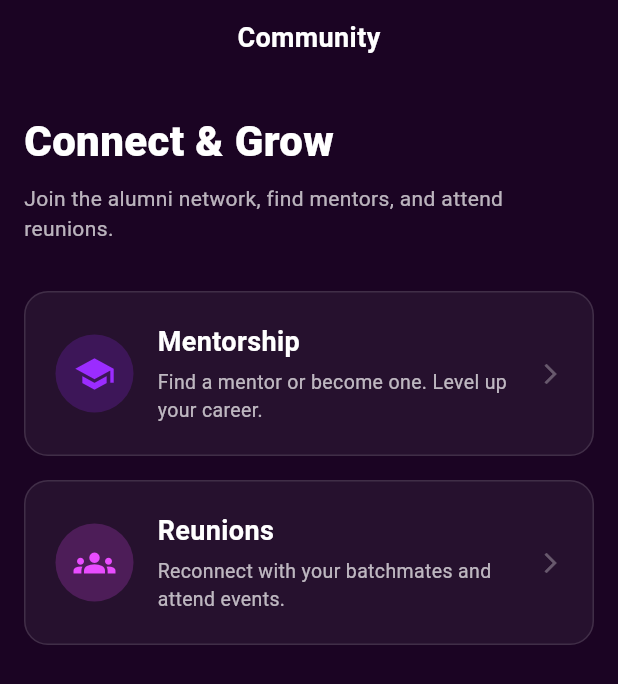
After one commit to kalchan12/Graduate-Chronicles, a Flutter app: the CommunityHubScreen screen opened directly, on a phone screen of 412 x 824 dp. The commit adds this screen. Shown: the top 684 px of the screen. Run offline on Flutter 3.47's test engine with Material 3 defaults, Android fonts, the light colour scheme and no system bars; our stand-ins replace flutter_riverpod, image_picker, permission_handler; network calls fail.

Commit message:
refactor: introduce Community module and reorganize mentorship & reunion features
- Added Community hub screen as a unified entry point
- Moved mentorship and reunion screens under /ui/community
- Replaced Reunion tab with Community in bottom navigation
- Updated navigation and routes without breaking existing flows
- Applied distinct background color to reunion screens for visual clarity

```diff
--- /dev/null
+++ b/lib/ui/community/community_hub_screen.dart
@@ -0,0 +1,151 @@
+import 'package:flutter/material.dart';
+
+import '../widgets/custom_app_bar.dart';
+
+class CommunityHubScreen extends StatelessWidget {
+  const CommunityHubScreen({super.key});
+
+  @override
+  Widget build(BuildContext context) {
+    return Scaffold(
+      backgroundColor: const Color(
+        0xFF1B0423,
+      ), // Matching main app background or specific requirement?
+      // User said "Uses the same design system". Reunion is #1c1a3c. Mentorship is #191022.
+      // BottomNav uses #1B0423. I'll use a deep dark purple consistent with others.
+      // Let's use #191022 (Mentorship bg) as it feels like a hub.
+      body: SafeArea(
+        child: Column(
+          crossAxisAlignment: CrossAxisAlignment.stretch,
+          children: [
+            const CustomAppBar(
+              title: 'Community',
+              showLeading: false, // Root tab, no back button usually
+            ),
+            const SizedBox(height: 24),
+            Padding(
+              padding: const EdgeInsets.symmetric(horizontal: 16),
+              child: Column(
+                crossAxisAlignment: CrossAxisAlignment.start,
+                children: [
+                  const Text(
+                    'Connect & Grow',
+                    style: TextStyle(
+                      color: Colors.white,
+                      fontSize: 28,
+                      fontWeight: FontWeight.w800,
+                    ),
+                  ),
+                  const SizedBox(height: 8),
+                  const Text(
+                    'Join the alumni network, find mentors, and attend reunions.',
+                    style: TextStyle(color: Colors.white70, fontSize: 14),
+                  ),
+                  const SizedBox(height: 32),
+
+                  // Mentorship Card
+                  _CommunityCard(
+                    title: 'Mentorship',
+                    description:
+                        'Find a mentor or become one. Level up your career.',
+                    icon: Icons.school,
+                    color: const Color(0xFF9B2CFF),
+                    onTap: () => Navigator.pushNamed(context, '/mentorship'),
+                  ),
+
+                  const SizedBox(height: 16),
+
+                  // Reunion Card
+                  _CommunityCard(
+                    title: 'Reunions',
+                    description:
+                        'Reconnect with your batchmates and attend events.',
+                    icon: Icons.groups,
+                    color: const Color(0xFFE94CFF),
+                    onTap: () => Navigator.pushNamed(context, '/reunion'),
+                  ),
+                ],
+              ),
+            ),
+          ],
+        ),
+      ),
+    );
+  }
+}
+
+class _CommunityCard extends StatelessWidget {
+  final String title;
+  final String description;
+  final IconData icon;
+  final Color color;
+  final VoidCallback onTap;
+
+  const _CommunityCard({
+    required this.title,
+    required this.description,
+    required this.icon,
+    required this.color,
+    required this.onTap,
+  });
+
+  @override
+  Widget build(BuildContext context) {
+    return Material(
+      color: Colors.transparent,
+      child: InkWell(
+        onTap: onTap,
+        borderRadius: BorderRadius.circular(16),
+        child: Container(
+          padding: const EdgeInsets.all(20),
+          decoration: BoxDecoration(
+            color: Colors.white.withValues(alpha: 0.05),
+            borderRadius: BorderRadius.circular(16),
+            border: Border.all(color: Colors.white12),
+          ),
+          child: Row(
+            children: [
+              Container(
+                padding: const EdgeInsets.all(12),
+                decoration: BoxDecoration(
+                  color: color.withValues(alpha: 0.2),
+                  shape: BoxShape.circle,
+                ),
+                child: Icon(icon, color: color, size: 28),
+              ),
+              const SizedBox(width: 16),
+              Expanded(
+                child: Column(
+                  crossAxisAlignment: CrossAxisAlignment.start,
+                  children: [
+                    Text(
+                      title,
+                      style: const TextStyle(
+                        color: Colors.white,
+                        fontSize: 18,
+                        fontWeight: FontWeight.w700,
+                      ),
+                    ),
+                    const SizedBox(height: 4),
+                    Text(
+                      description,
+                      style: const TextStyle(
+                        color: Colors.white70,
+                        fontSize: 13,
+                      ),
+                    ),
+                  ],
+                ),
+              ),
+              const Icon(
+                Icons.arrow_forward_ios,
+                color: Colors.white30,
+                size: 16,
+              ),
+            ],
+          ),
+        ),
+      ),
+    );
+  }
+}
--- a/lib/ui/mentorship/find_mentorship_screen.dart
+++ b/lib/ui/community/mentorship/find_mentorship_screen.dart
@@ -1,5 +1,5 @@
 import 'package:flutter/material.dart';
-import '../widgets/custom_app_bar.dart';
+import '../../widgets/custom_app_bar.dart';
 
 class FindMentorshipScreen extends StatelessWidget {
   const FindMentorshipScreen({super.key});
--- a/lib/ui/mentorship/mentorship_home_screen.dart
+++ b/lib/ui/community/mentorship/mentorship_home_screen.dart
@@ -1,6 +1,6 @@
 import 'package:flutter/material.dart';
-import '../../theme/design_system.dart';
-import '../widgets/custom_app_bar.dart';
+import '../../../theme/design_system.dart';
+import '../../widgets/custom_app_bar.dart';
 
 class MentorshipHomeScreen extends StatelessWidget {
   const MentorshipHomeScreen({super.key});
--- a/lib/ui/mentorship/my_mentorship_screen.dart
+++ b/lib/ui/community/mentorship/my_mentorship_screen.dart
@@ -1,5 +1,5 @@
 import 'package:flutter/material.dart';
-import '../widgets/custom_app_bar.dart';
+import '../../widgets/custom_app_bar.dart';
 
 class MyMentorshipScreen extends StatelessWidget {
   const MyMentorshipScreen({super.key});
--- a/lib/ui/reunion/find_join_reunion_screen.dart
+++ b/lib/ui/community/reunion/find_join_reunion_screen.dart
@@ -1,5 +1,5 @@
 import 'package:flutter/material.dart';
-import '../widgets/custom_app_bar.dart';
+import '../../widgets/custom_app_bar.dart';
 
 class FindJoinReunionScreen extends StatelessWidget {
   const FindJoinReunionScreen({super.key});
--- a/lib/ui/reunion/my_reunions_screen.dart
+++ b/lib/ui/community/reunion/my_reunions_screen.dart
@@ -1,5 +1,5 @@
 import 'package:flutter/material.dart';
-import '../widgets/custom_app_bar.dart';
+import '../../widgets/custom_app_bar.dart';
 
 class MyReunionsScreen extends StatelessWidget {
   const MyReunionsScreen({super.key});
--- a/lib/ui/reunion/reunion_event_details_screen.dart
+++ b/lib/ui/community/reunion/reunion_event_details_screen.dart
@@ -1,5 +1,5 @@
 import 'package:flutter/material.dart';
-import '../widgets/custom_app_bar.dart';
+import '../../widgets/custom_app_bar.dart';
 
 class ReunionEventDetailsScreen extends StatelessWidget {
   const ReunionEventDetailsScreen({super.key});
--- a/lib/ui/reunion/reunion_gallery_screen.dart
+++ b/lib/ui/community/reunion/reunion_gallery_screen.dart
@@ -1,5 +1,5 @@
 import 'package:flutter/material.dart';
-import '../widgets/custom_app_bar.dart';
+import '../../widgets/custom_app_bar.dart';
 
 class ReunionGalleryScreen extends StatelessWidget {
   const ReunionGalleryScreen({super.key});
--- a/lib/ui/reunion/reunion_hub_screen.dart
+++ b/lib/ui/community/reunion/reunion_hub_screen.dart
@@ -1,5 +1,5 @@
 import 'package:flutter/material.dart';
-import '../widgets/custom_app_bar.dart';
+import '../../widgets/custom_app_bar.dart';
 
 class ReunionHubScreen extends StatelessWidget {
   const ReunionHubScreen({super.key});
--- a/lib/ui/navigation/bottom_navigation.dart
+++ b/lib/ui/navigation/bottom_navigation.dart
@@ -1,7 +1,7 @@
 import 'package:flutter/material.dart';
 import '../home/home_screen.dart';
 import '../yearbook/explore_yearbook_screen.dart';
-import '../reunion/reunion_hub_screen.dart';
+import '../community/community_hub_screen.dart';
 import '../portfolio/portfolio_select_screen.dart';
 import '../profile/profile_screen.dart';
 
@@ -23,7 +23,7 @@ class _BottomNavigationScaffoldState extends State<BottomNavigationScaffold> {
   static const _pages = [
     HomeScreen(),
     ExploreYearbookScreen(),
-    ReunionHubScreen(),
+    CommunityHubScreen(),
     PortfolioSelectScreen(),
     ProfileScreen(),
   ];
@@ -45,7 +45,7 @@ class _BottomNavigationScaffoldState extends State<BottomNavigationScaffold> {
             icon: Icon(Icons.auto_stories),
             label: 'Yearbook',
           ),
-          BottomNavigationBarItem(icon: Icon(Icons.groups), label: 'Reunions'),
+          BottomNavigationBarItem(icon: Icon(Icons.groups), label: 'Community'),
           BottomNavigationBarItem(
             icon: Icon(Icons.work_outline),
             label: 'Portfolio',
```
Also changed, not shown: lib/core/app.dart (+8 -8 lines).
